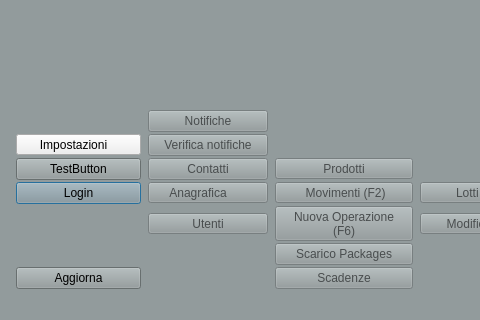
Old version of the form mainwindow.ui in the repository fblabs/hamlet-mod-sancon; both pictures show x 0 to 480 and y 460 to 780 of the 1112 by 780 pixel window.
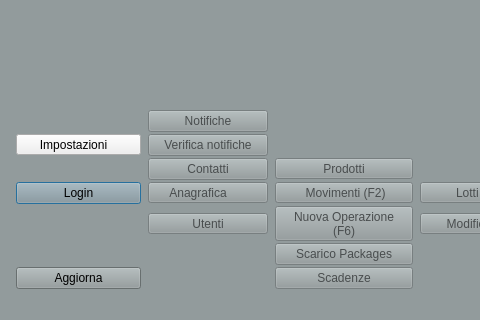
New version of the form. Icons and pictures are not drawn.

```diff
--- a/mainwindow.ui
+++ b/mainwindow.ui
@@ -1415,13 +1415,6 @@
           </property>
          </widget>
         </item>
-        <item row="4" column="0">
-         <widget class="QPushButton" name="pushButton_2">
-          <property name="text">
-           <string>TestButton</string>
-          </property>
-         </widget>
-        </item>
        </layout>
       </item>
      </layout>
```
